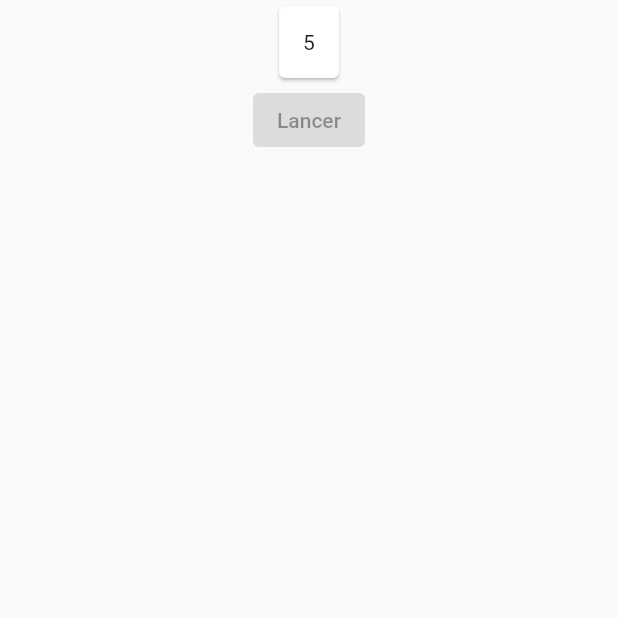
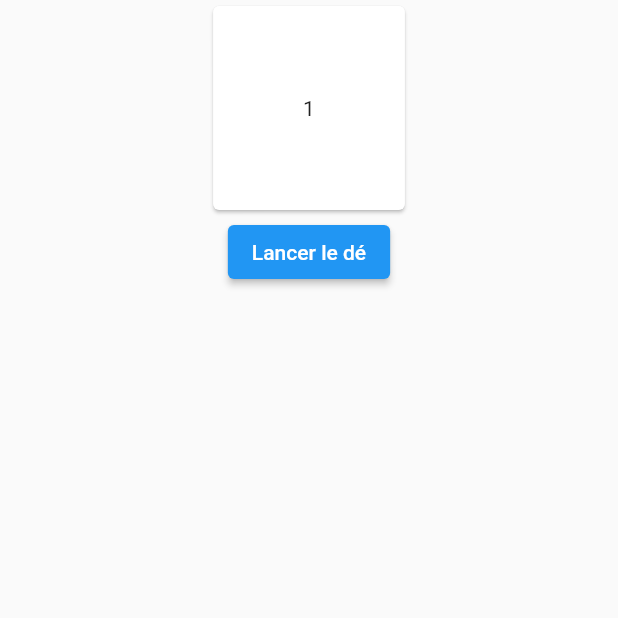
Before and after one commit to OlivierRGagnon/dice_thrower, a Flutter app: the screen it shows after launch, on a phone screen of 412 x 824 dp, the top half of it. Run offline on Flutter 3.47's test engine with Material 2 defaults, Android fonts, the light colour scheme and no system bars.

Commit message:
functional button

```diff
--- a/lib/screens/home_screen.dart
+++ b/lib/screens/home_screen.dart
@@ -1,20 +1,36 @@
+import 'dart:math';
+
 import 'package:dice_thrower/widgets/dice_widget.dart';
 import 'package:flutter/material.dart';
 
-class HomeScreen extends StatelessWidget {
+class HomeScreen extends StatefulWidget {
   const HomeScreen({super.key});
 
   @override
+  State<HomeScreen> createState() => _HomeScreenState();
+}
+
+class _HomeScreenState extends State<HomeScreen> {
+  var _diceValue = 1;
+  @override
   Widget build(BuildContext context) {
-    return const Scaffold(
+    return  Scaffold(
       body: Center(
         child: Column(
           children: <Widget>[
-          DiceWidget(value: 5),
-          ElevatedButton(onPressed: null, child: Text('Lancer'))
+          DiceWidget(value: _diceValue),
+          ElevatedButton(onPressed: () {
+            setState(() {
+              _diceValue = Random().nextInt(6) +1;
+            });
+            }, child: const Text('Lancer le dé'))
         ]
         ),
       )
     );
   }
+
+  onPressed() {
+
+  }
 }
--- a/lib/widgets/dice_widget.dart
+++ b/lib/widgets/dice_widget.dart
@@ -10,7 +10,7 @@ class DiceWidget extends StatelessWidget {
   @override
   Widget build(BuildContext context) {
     return Card(
-      child: Padding(padding: const EdgeInsets.all(16.0),
+      child: Padding(padding: const EdgeInsets.all(60.0),
        child: Text(_value.toString()
         ),
       ),
```
